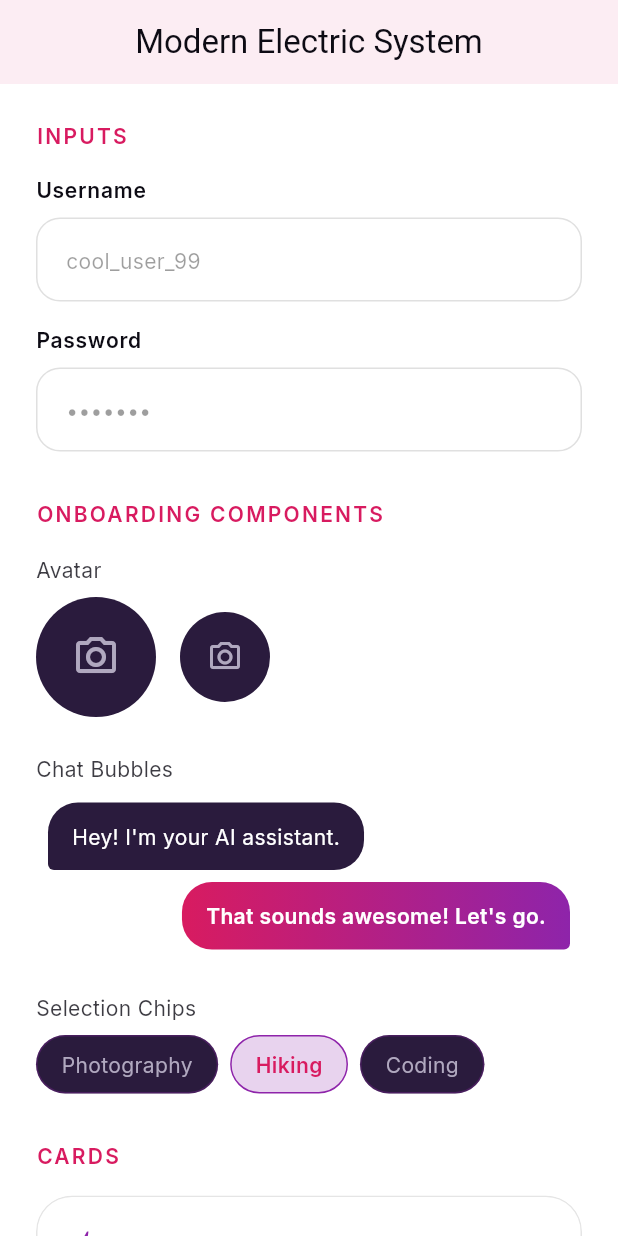
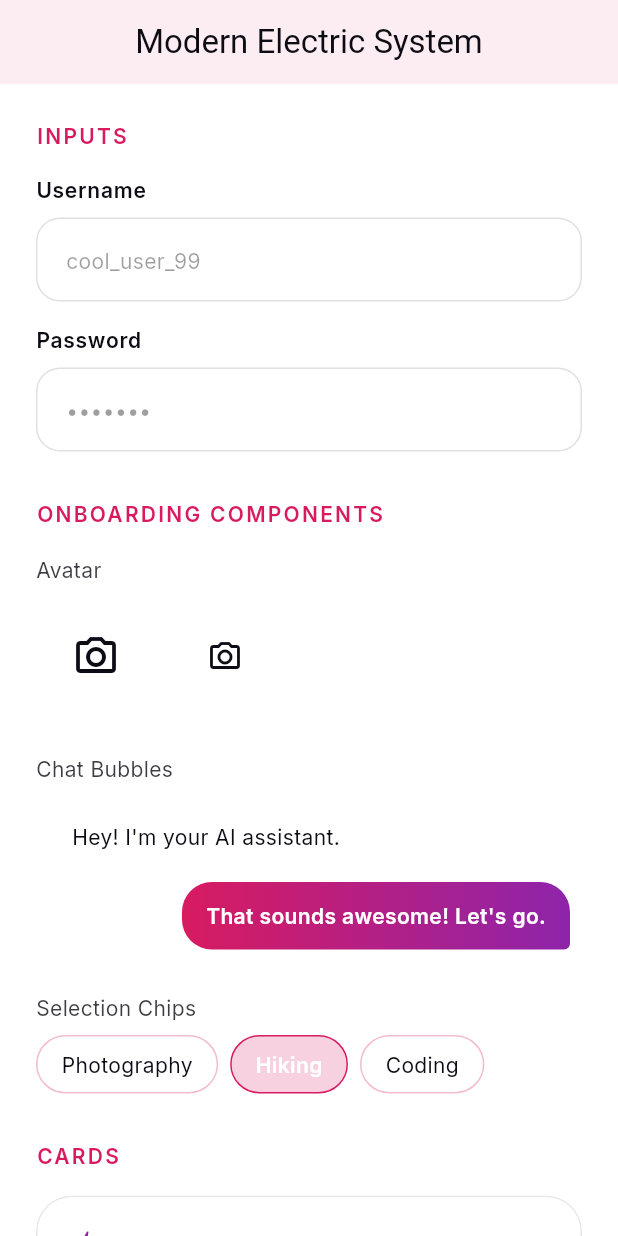
Before and after one commit to haran2248/JiffyFrontend, a Flutter app: the screen it shows after launch, scrolled down 576 dp, on a phone screen of 412 x 824 dp. Run offline on Flutter 3.47's test engine with Material 3 defaults, Android fonts, the phone set to English and light mode, and no system bars; our stand-ins replace flutter_animate, google_fonts.

```diff
--- a/lib/core/theme/app_theme.dart
+++ b/lib/core/theme/app_theme.dart
@@ -31,12 +31,12 @@ class AppTheme {
     return ThemeData(
       useMaterial3: true,
       brightness: Brightness.dark,
-      colorScheme: ColorScheme.dark().copyWith(
+      colorScheme: const ColorScheme.dark().copyWith(
         primary: AppColors.primaryRaspberry,
         secondary: AppColors.primaryViolet,
         tertiary: AppColors.deepPurple,
         surface: AppColors.surfacePlum,
-        surfaceVariant: AppColors.surfacePlum,
+        surfaceContainerHighest: AppColors.surfacePlum,
         onSurface: AppColors.textPrimary,
         outline: AppColors.primaryViolet,
       ),
@@ -59,7 +59,7 @@ class AppTheme {
       displaySmall: AppTypography.displaySmall.copyWith(color: baseColor),
       bodyLarge: AppTypography.bodyLarge.copyWith(color: baseColor),
       bodyMedium:
-          AppTypography.bodyMedium.copyWith(color: baseColor.withOpacity(0.8)),
+          AppTypography.bodyMedium.copyWith(color: baseColor.withValues(alpha: 0.8)),
       labelLarge: AppTypography.labelLarge.copyWith(color: baseColor),
     );
   }
--- a/lib/presentation/screens/design_system_page.dart
+++ b/lib/presentation/screens/design_system_page.dart
@@ -134,10 +134,10 @@ class DesignSystemPage extends StatelessWidget {
           decoration: BoxDecoration(
             color: color,
             borderRadius: BorderRadius.circular(12),
-            border: Border.all(color: Colors.grey.withOpacity(0.2)),
+            border: Border.all(color: Colors.grey.withValues(alpha: 0.2)),
             boxShadow: [
               BoxShadow(
-                color: Colors.black.withOpacity(0.1),
+                color: Colors.black.withValues(alpha: 0.1),
                 blurRadius: 4,
                 offset: const Offset(0, 2),
               ),
--- a/lib/presentation/widgets/avatar.dart
+++ b/lib/presentation/widgets/avatar.dart
@@ -1,5 +1,4 @@
 import 'package:flutter/material.dart';
-import '../../core/theme/app_colors.dart';
 
 class Avatar extends StatelessWidget {
   final double radius;
@@ -13,21 +12,52 @@ class Avatar extends StatelessWidget {
     this.onTap,
   });
 
+  bool get _hasValidImageUrl {
+    return imageUrl != null && imageUrl!.trim().isNotEmpty;
+  }
+
   @override
   Widget build(BuildContext context) {
+    final colorScheme = Theme.of(context).colorScheme;
+
     return GestureDetector(
       onTap: onTap,
       child: CircleAvatar(
         radius: radius,
-        backgroundColor: AppColors.surfacePlum,
-        backgroundImage: imageUrl != null ? NetworkImage(imageUrl!) : null,
-        child: imageUrl == null
-            ? Icon(
+        backgroundColor: colorScheme.surface,
+        child: _hasValidImageUrl
+            ? ClipOval(
+                child: Image.network(
+                  imageUrl!,
+                  width: radius * 2,
+                  height: radius * 2,
+                  fit: BoxFit.cover,
+                  loadingBuilder: (context, child, loadingProgress) {
+                    if (loadingProgress == null) return child;
+                    return Center(
+                      child: CircularProgressIndicator(
+                        value: loadingProgress.expectedTotalBytes != null
+                            ? loadingProgress.cumulativeBytesLoaded /
+                                loadingProgress.expectedTotalBytes!
+                            : null,
+                        strokeWidth: 2,
+                      ),
+                    );
+                  },
+                  errorBuilder: (context, error, stackTrace) {
+                    return Icon(
+                      Icons.camera_alt_outlined,
+                      size: radius * 0.8,
+                      color: colorScheme.onSurface,
+                    );
+                  },
+                ),
+              )
+            : Icon(
                 Icons.camera_alt_outlined,
                 size: radius * 0.8,
-                color: AppColors.textSecondary,
-              )
-            : null,
+                color: colorScheme.onSurface,
+              ),
       ),
     );
   }
--- a/lib/presentation/widgets/button.dart
+++ b/lib/presentation/widgets/button.dart
@@ -75,7 +75,7 @@ class Button extends StatelessWidget {
           borderRadius: BorderRadius.circular(30),
           boxShadow: [
             BoxShadow(
-              color: AppColors.primaryViolet.withOpacity(0.3),
+              color: AppColors.primaryViolet.withValues(alpha: 0.3),
               blurRadius: 12,
               offset: const Offset(0, 4),
             ),
@@ -105,7 +105,7 @@ class Button extends StatelessWidget {
       case ButtonType.secondary:
         return Theme.of(context).colorScheme.primary;
       case ButtonType.ghost:
-        return Theme.of(context).colorScheme.onSurface.withOpacity(0.7);
+        return Theme.of(context).colorScheme.onSurface.withValues(alpha: 0.7);
     }
   }
 }
--- a/lib/presentation/widgets/card.dart
+++ b/lib/presentation/widgets/card.dart
@@ -23,15 +23,15 @@ class Card extends StatelessWidget {
         color: Theme.of(context)
             .colorScheme
             .surface
-            .withOpacity(isGlass ? 0.7 : 1.0),
+            .withValues(alpha: isGlass ? 0.7 : 1.0),
         borderRadius: BorderRadius.circular(24),
         border: Border.all(
-          color: Theme.of(context).dividerColor.withOpacity(0.1),
+          color: Theme.of(context).dividerColor.withValues(alpha: 0.1),
         ),
         boxShadow: [
           if (!isGlass)
             BoxShadow(
-              color: Colors.black.withOpacity(0.05),
+              color: Colors.black.withValues(alpha: 0.05),
               blurRadius: 10,
               offset: const Offset(0, 4),
             ),
--- a/lib/presentation/widgets/chat_bubble.dart
+++ b/lib/presentation/widgets/chat_bubble.dart
@@ -1,5 +1,4 @@
 import 'package:flutter/material.dart';
-import '../../core/theme/app_colors.dart';
 
 class ChatBubble extends StatelessWidget {
   final String text;
@@ -13,14 +12,22 @@ class ChatBubble extends StatelessWidget {
 
   @override
   Widget build(BuildContext context) {
+    final colorScheme = Theme.of(context).colorScheme;
+
     return Align(
       alignment: isMe ? Alignment.centerRight : Alignment.centerLeft,
       child: Container(
         margin: const EdgeInsets.symmetric(vertical: 4, horizontal: 8),
         padding: const EdgeInsets.symmetric(horizontal: 16, vertical: 12),
         decoration: BoxDecoration(
-          gradient: isMe ? AppColors.primaryGradient : null,
-          color: isMe ? null : AppColors.surfacePlum,
+          gradient: isMe
+              ? LinearGradient(
+                  colors: [colorScheme.primary, colorScheme.secondary],
+                  begin: Alignment.centerLeft,
+                  end: Alignment.centerRight,
+                )
+              : null,
+          color: isMe ? null : colorScheme.surface,
           borderRadius: BorderRadius.only(
             topLeft: const Radius.circular(20),
             topRight: const Radius.circular(20),
@@ -31,7 +38,7 @@ class ChatBubble extends StatelessWidget {
         child: Text(
           text,
           style: Theme.of(context).textTheme.bodyMedium?.copyWith(
-                color: AppColors.textPrimary,
+                color: isMe ? colorScheme.onPrimary : colorScheme.onSurface,
                 fontWeight: isMe ? FontWeight.w600 : FontWeight.normal,
               ),
         ),
--- a/lib/presentation/widgets/chip.dart
+++ b/lib/presentation/widgets/chip.dart
@@ -1,5 +1,4 @@
 import 'package:flutter/material.dart' hide Chip;
-import '../../core/theme/app_colors.dart';
 
 class Chip extends StatelessWidget {
   final String label;
@@ -15,19 +14,21 @@ class Chip extends StatelessWidget {
 
   @override
   Widget build(BuildContext context) {
+    final colorScheme = Theme.of(context).colorScheme;
+
     return GestureDetector(
       onTap: onTap,
       child: Container(
         padding: const EdgeInsets.symmetric(horizontal: 16, vertical: 8),
         decoration: BoxDecoration(
           color: isSelected
-              ? AppColors.primaryViolet.withOpacity(0.2)
-              : AppColors.surfacePlum,
+              ? colorScheme.primary.withValues(alpha: 0.2)
+              : colorScheme.surfaceContainerHighest,
           borderRadius: BorderRadius.circular(24),
           border: Border.all(
             color: isSelected
-                ? AppColors.primaryViolet
-                : AppColors.primaryViolet.withOpacity(0.3),
+                ? colorScheme.primary
+                : colorScheme.primary.withValues(alpha: 0.3),
             width: 1,
           ),
         ),
@@ -35,17 +36,12 @@ class Chip extends StatelessWidget {
           label,
           style: Theme.of(context).textTheme.bodyMedium?.copyWith(
                 color: isSelected
-                    ? AppColors.primaryRaspberry
-                    : AppColors.textSecondary,
+                    ? colorScheme.onPrimary
+                    : colorScheme.onSurfaceVariant,
                 fontWeight: isSelected ? FontWeight.w600 : FontWeight.normal,
               ),
         ),
       ),
     );
   }
-
-  // Correction: isMe was copied from ChatBubble, changing to FontWeight.w500 for selected
-  // Redoing the text style below in the next edit or file write?
-  // Wait, I can't edit inside the write_to_file content string dynamically once verified.
-  // I will correct the code content before sending.
 }
```
Also changed, not shown: pubspec.lock, 1 other file.
